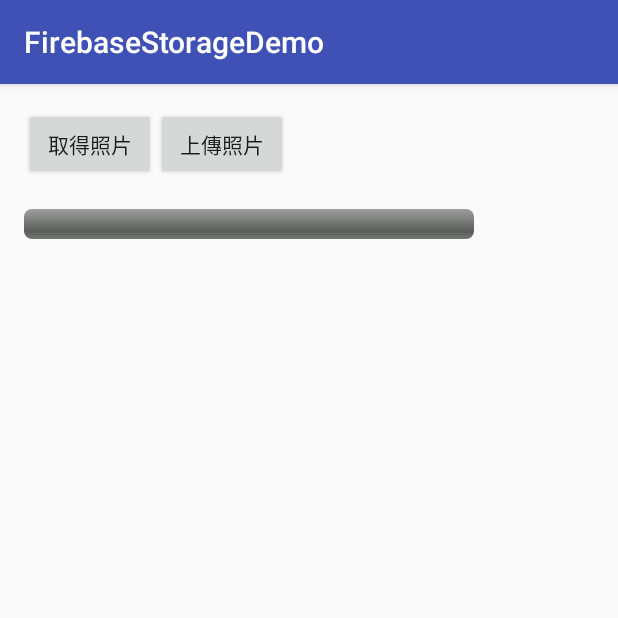
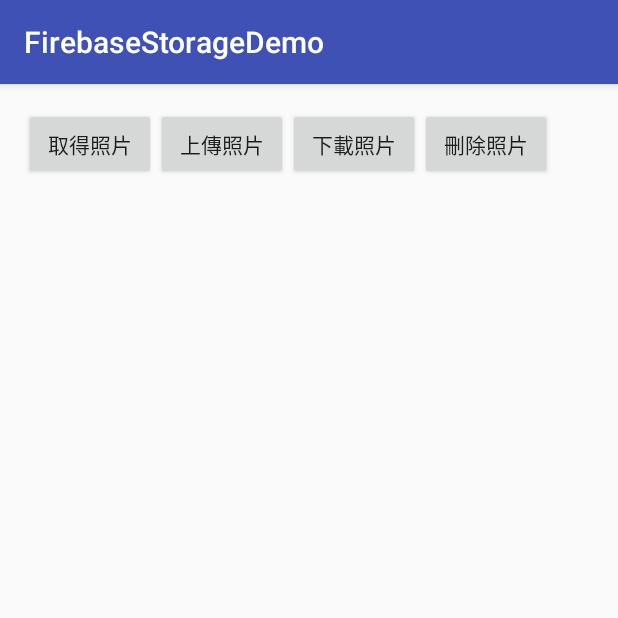
Before and after one commit to givemepassxd999/firebase_storage, an Android app: the screen it shows after launch (MainActivity), on a phone screen of 412 x 824 dp, the top half of it. Run offline under Robolectric (Android 15) with nearby library versions, the phone set to English and light mode, and no system bars; our stand-ins replace Firebase (no records; nobody signed in at launch, a user with empty details on screens opened directly); libraries missing offline, so code that uses them is left out: com.firebase.ui.

Commit message:
新增下載跟刪除

```diff
--- a/app/build.gradle
+++ b/app/build.gradle
@@ -29,6 +29,7 @@ dependencies {
     compile 'com.google.firebase:firebase-auth:10.0.1'
     testCompile 'junit:junit:4.12'
     compile 'com.github.bumptech.glide:glide:3.7.0'
+    compile 'com.firebaseui:firebase-ui-storage:0.6.0'
 }
 
 
--- a/app/src/main/res/layout/activity_main.xml
+++ b/app/src/main/res/layout/activity_main.xml
@@ -1,6 +1,9 @@
 <?xml version="1.0" encoding="utf-8"?>
-<RelativeLayout xmlns:android="http://schemas.android.com/apk/res/android"
+<ScrollView xmlns:android="http://schemas.android.com/apk/res/android"
     xmlns:tools="http://schemas.android.com/tools"
+    android:layout_width="match_parent"
+    android:layout_height="match_parent">
+    <RelativeLayout
         android:id="@+id/activity_main"
         android:layout_width="match_parent"
         android:layout_height="match_parent"
@@ -22,34 +25,48 @@
             android:layout_width="wrap_content"
             android:layout_height="wrap_content" />
         <Button
-        android:visibility="gone"
             android:layout_toRightOf="@id/upload_button"
             android:id="@+id/download_button"
             android:text="@string/download_file"
             android:layout_width="wrap_content"
             android:layout_height="wrap_content" />
+        <Button
+            android:text="刪除照片"
+            android:id="@+id/delete_button"
+            android:layout_toRightOf="@id/download_button"
+            android:layout_width="wrap_content"
+            android:layout_height="wrap_content" />
         <TextView
             android:layout_below="@id/pick_button"
-        android:id="@+id/info_text"
+            android:id="@+id/upload_info_text"
             android:layout_width="wrap_content"
             android:layout_height="wrap_content" />
         <RelativeLayout
-        android:layout_below="@id/info_text"
+            android:layout_below="@id/upload_info_text"
             android:id="@+id/upload_layout"
             android:layout_width="wrap_content"
             android:layout_height="wrap_content">
+            <ProgressBar
+                android:visibility="gone"
+                android:id="@+id/upload_progress"
+                style="@style/Widget.AppCompat.ProgressBar.Horizontal"
+                android:layout_width="300dp"
+                android:layout_height="wrap_content" />
             <ImageView
+                android:layout_below="@id/upload_progress"
                 android:id="@+id/pick_img"
                 android:layout_width="wrap_content"
                 android:layout_height="wrap_content" />
-        <ProgressBar
-            style="@android:style/Widget.ProgressBar.Horizontal"
-            android:layout_width="300dp"
+        </RelativeLayout>
+        <TextView
+            android:layout_below="@id/upload_layout"
+            android:id="@+id/download_info_text"
+            android:layout_width="wrap_content"
             android:layout_height="wrap_content" />
-    </RelativeLayout>
         <ImageView
-        android:layout_below="@id/upload_layout"
+            android:layout_below="@id/download_info_text"
             android:id="@+id/download_img"
             android:layout_width="wrap_content"
             android:layout_height="wrap_content" />
     </RelativeLayout>
+</ScrollView>
--- a/app/src/main/res/values/strings.xml
+++ b/app/src/main/res/values/strings.xml
@@ -7,4 +7,8 @@
     <string name="load_img_fail">讀取圖片失敗</string>
     <string name="plz_pick_img">請選取照片</string>
     <string name="upload_success">上傳成功</string>
+    <string name="download_success">下載成功</string>
+    <string name="download_fail">下載失敗</string>
+    <string name="delete_success">刪除成功</string>
+    <string name="plz_upload_img">請先上傳照片</string>
 </resources>
```
Also changed, not shown: app/src/main/java/com/example/givemepss/firebasestoragedemo/MainActivity.java (+79 -9 lines). Lines whose indentation alone changed are shown as unchanged.
